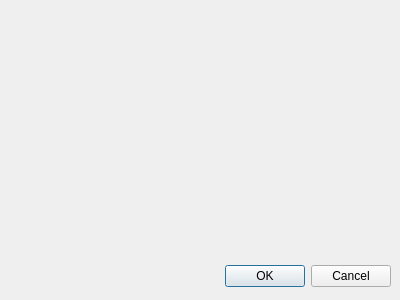
Qt form qnut/apconf.ui (dosnut/nut) before a commit.
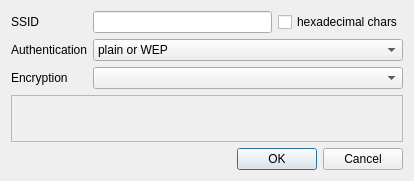
The same form after that commit.

Diff of the .ui file:
```diff
--- a/qnut/apconf.ui
+++ b/qnut/apconf.ui
@@ -5,29 +5,129 @@
    <rect>
     <x>0</x>
     <y>0</y>
-    <width>400</width>
-    <height>300</height>
+    <width>414</width>
+    <height>181</height>
    </rect>
   </property>
   <property name="windowTitle" >
    <string>Configure Access Point</string>
   </property>
-  <widget class="QDialogButtonBox" name="buttonBox" >
-   <property name="geometry" >
-    <rect>
-     <x>50</x>
-     <y>260</y>
-     <width>341</width>
-     <height>32</height>
-    </rect>
-   </property>
-   <property name="orientation" >
-    <enum>Qt::Horizontal</enum>
-   </property>
-   <property name="standardButtons" >
-    <set>QDialogButtonBox::Cancel|QDialogButtonBox::NoButton|QDialogButtonBox::Ok</set>
-   </property>
-  </widget>
+  <layout class="QVBoxLayout" >
+   <item>
+    <layout class="QHBoxLayout" >
+     <item>
+      <layout class="QVBoxLayout" >
+       <item>
+        <widget class="QLabel" name="ssidLabel" >
+         <property name="text" >
+          <string>SSID</string>
+         </property>
+         <property name="buddy" >
+          <cstring>ssidEdit</cstring>
+         </property>
+        </widget>
+       </item>
+       <item>
+        <widget class="QLabel" name="authLabel" >
+         <property name="text" >
+          <string>Authentication</string>
+         </property>
+         <property name="buddy" >
+          <cstring>authCombo</cstring>
+         </property>
+        </widget>
+       </item>
+       <item>
+        <widget class="QLabel" name="encLabel" >
+         <property name="text" >
+          <string>Encryption</string>
+         </property>
+         <property name="buddy" >
+          <cstring>encCombo</cstring>
+         </property>
+        </widget>
+       </item>
+      </layout>
+     </item>
+     <item>
+      <layout class="QVBoxLayout" >
+       <item>
+        <layout class="QHBoxLayout" >
+         <item>
+          <widget class="QLineEdit" name="ssidEdit" />
+         </item>
+         <item>
+          <widget class="QCheckBox" name="ssidHexCheck" >
+           <property name="text" >
+            <string>hexadecimal chars</string>
+           </property>
+          </widget>
+         </item>
+        </layout>
+       </item>
+       <item>
+        <widget class="QComboBox" name="authCombo" >
+         <item>
+          <property name="text" >
+           <string>plain or WEP</string>
+          </property>
+         </item>
+         <item>
+          <property name="text" >
+           <string>IEEE 802.1X</string>
+          </property>
+         </item>
+         <item>
+          <property name="text" >
+           <string>WPA-Personal (PSK)</string>
+          </property>
+         </item>
+         <item>
+          <property name="text" >
+           <string>WPA-Enterprise (EAP)</string>
+          </property>
+         </item>
+         <item>
+          <property name="text" >
+           <string>WPA2-Personal (PSK)</string>
+          </property>
+         </item>
+         <item>
+          <property name="text" >
+           <string>WPA2-Enterprise (EAP)</string>
+          </property>
+         </item>
+        </widget>
+       </item>
+       <item>
+        <widget class="QComboBox" name="encCombo" />
+       </item>
+      </layout>
+     </item>
+    </layout>
+   </item>
+   <item>
+    <widget class="QFrame" name="confFrame" >
+     <property name="frameShape" >
+      <enum>QFrame::StyledPanel</enum>
+     </property>
+     <property name="frameShadow" >
+      <enum>QFrame::Raised</enum>
+     </property>
+     <layout class="QVBoxLayout" />
+    </widget>
+   </item>
+   <item>
+    <widget class="QDialogButtonBox" name="buttonBox" >
+     <property name="orientation" >
+      <enum>Qt::Horizontal</enum>
+     </property>
+     <property name="standardButtons" >
+      <set>QDialogButtonBox::Cancel|QDialogButtonBox::NoButton|QDialogButtonBox::Ok</set>
+     </property>
+    </widget>
+   </item>
+  </layout>
  </widget>
  <resources/>
  <connections>
```
Left out of the diff: 18 changed lines with no effect on the pictures.
